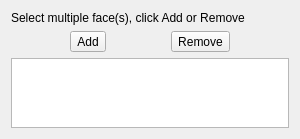
First picture: the form in src/Mod/Fem/Gui/TaskFemConstraintFixed.ui, repository southseact-3d/fcd, before the edit.
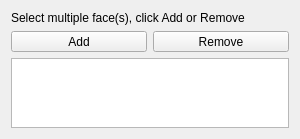
Second picture: the form after the edit.

Commit message:
[FEM] Expand Add/Remove buttons in constraint tasks
Minor UI improvement. The behavior had changed when the buttons were changed
from `QPushButton` to `QToolButton` in 457c8b6de2626e0ed5bc56fcce7aaf9d784dbc1d.

```diff
--- a/src/Mod/Fem/Gui/TaskFemConstraintFixed.ui
+++ b/src/Mod/Fem/Gui/TaskFemConstraintFixed.ui
@@ -25,6 +25,12 @@
     <layout class="QHBoxLayout" name="hLayout1">
      <item>
       <widget class="QToolButton" name="btnAdd">
+       <property name="sizePolicy">
+        <sizepolicy hsizetype="Expanding" vsizetype="Fixed">
+         <horstretch>0</horstretch>
+         <verstretch>0</verstretch>
+        </sizepolicy>
+       </property>
        <property name="text">
         <string>Add</string>
        </property>
@@ -35,6 +41,12 @@
      </item>
      <item>
       <widget class="QToolButton" name="btnRemove">
+       <property name="sizePolicy">
+        <sizepolicy hsizetype="Expanding" vsizetype="Fixed">
+         <horstretch>0</horstretch>
+         <verstretch>0</verstretch>
+        </sizepolicy>
+       </property>
        <property name="text">
         <string>Remove</string>
        </property>
```
The commit also changes 9 other files.
